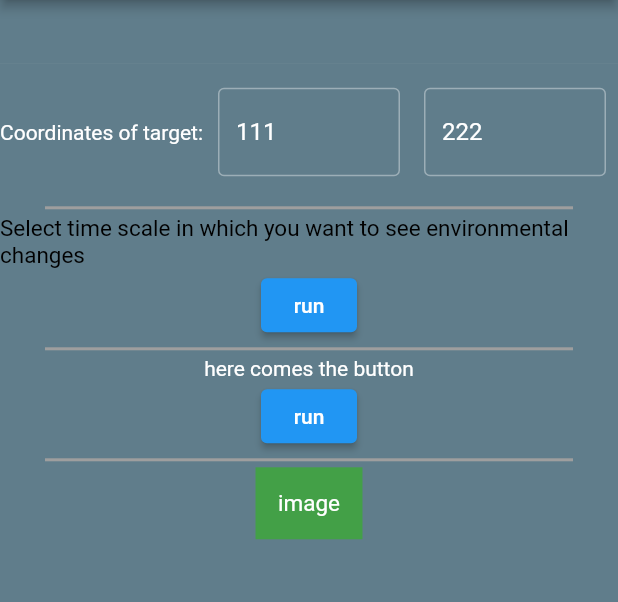
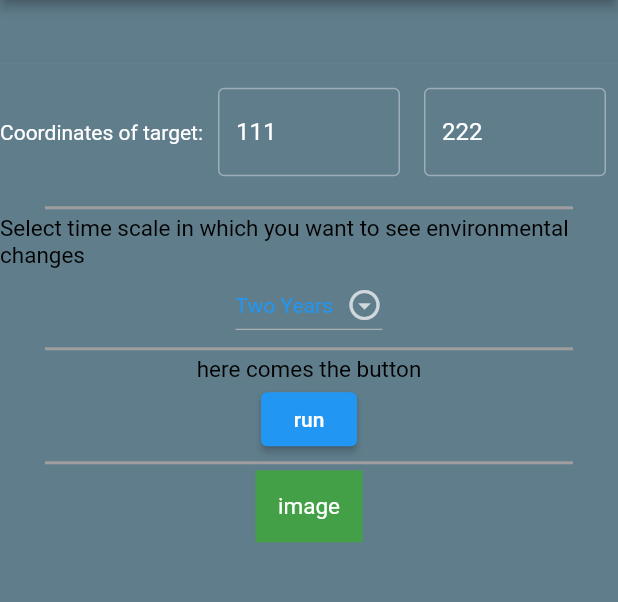
Before and after one commit to LeoGitGuy/RevolutionAIze, a Flutter app: the screen it shows after launch, scrolled down 1152 dp, on a phone screen of 412 x 824 dp, the part 84-686 px from its top. Run offline on Flutter 3.47's test engine with Material 2 defaults, Android fonts, the light colour scheme and no system bars; our stand-ins replace shared_preferences; missing offline and left inert: dart:html; Roboto replaces fonts that are missing (Georgia, Hind).

Commit message:
updated dropdown menu

```diff
--- a/frontend/lib/main.dart
+++ b/frontend/lib/main.dart
@@ -20,6 +20,7 @@ void main() {
 
 class MyApp extends StatelessWidget {
   // This widget is the root of your application.
+
   @override
   Widget build(BuildContext context) {
     return MaterialApp(
@@ -67,6 +68,7 @@ class _MyHomePageState extends State<MyHomePage> {
   String? _sharedText;
 
   final navigatorKey = GlobalKey<NavigatorState>();
+  final items = ['2 Years', '3 Years', '4 Years', '5 Years'];
 
   void show(value) {
     //final context = navigatorKey.currentState!.overlay!.context;
--- a/frontend/lib/screens/search.dart
+++ b/frontend/lib/screens/search.dart
@@ -2,6 +2,7 @@
 // ignore_for_file: prefer_const_literals_to_create_immutables, unnecessary_const, prefer_const_constructors
 
 import 'dart:convert'; // to convert Json file
+//import 'dart:html';
 //import 'dart:html';
 import 'dart:ui';
 
@@ -24,6 +25,9 @@ class Search extends StatefulWidget {
 class _SearchState extends State<Search> {
   final latitudeController = TextEditingController();
   final longitudeController = TextEditingController();
+  //items for DropdownMenu
+  String dropdownValue = 'Two Years';
+
   LocationService _locationService = LocationService();
   Widget _coordinatesInput() {
     latitudeController.text = _locationService.myLocation.latitude;
@@ -84,7 +88,35 @@ class _SearchState extends State<Search> {
                   'Select time scale in which you want to see environmental changes',
                   style: TextStyle(fontSize: 15, color: Colors.black),
                 ),
-                ElevatedButton(onPressed: () {}, child: const Text('run')),
+                Container(
+                  child: DropdownButton<String>(
+                    value: dropdownValue,
+                    icon: const Icon(Icons.arrow_drop_down_circle_outlined),
+                    elevation: 30,
+                    style: const TextStyle(color: Colors.blue),
+                    // underline: Container(
+                    //   height: 2,
+                    //   color: Colors.blue,
+                    // ),
+                    onChanged: (String? newValue) {
+                      setState(() {
+                        dropdownValue = newValue!;
+                      });
+                    },
+                    items: <String>[
+                      'Two Years',
+                      'Three Years',
+                      'Four Years',
+                      'Five Years'
+                    ].map<DropdownMenuItem<String>>((String value) {
+                      return DropdownMenuItem<String>(
+                        value: value,
+                        child: Text(value),
+                      );
+                    }).toList(),
+                  ),
+                ),
+                // ElevatedButton(onPressed: () {}, child: const Text('run')), //elevated button
               ],
             ),
           ),
@@ -99,7 +131,10 @@ class _SearchState extends State<Search> {
           Container(
             child: Column(
               children: [
-                const Text('here comes the button'),
+                const Text(
+                  'here comes the button',
+                  style: TextStyle(fontSize: 15, color: Colors.black),
+                ),
                 ElevatedButton(onPressed: () {}, child: const Text('run')),
               ],
             ),
@@ -120,6 +155,7 @@ class _SearchState extends State<Search> {
             color: Colors.green.shade600,
             padding: const EdgeInsets.all(15),
           ),
+
           //ProfileForm(pgCont: pgCont), //page counter
         ],
       ),
```
